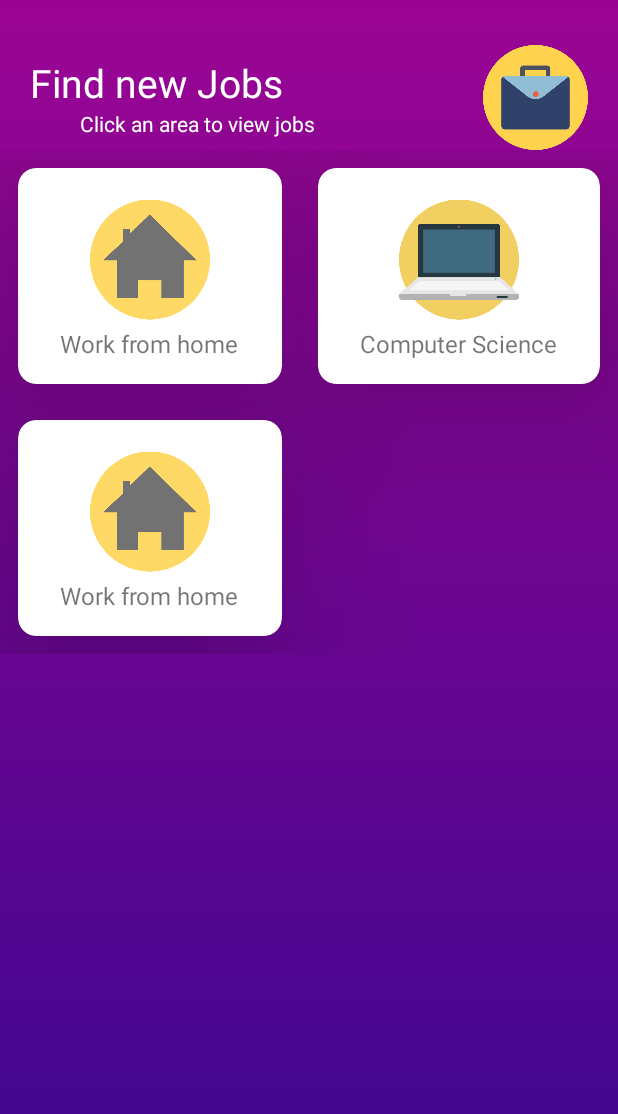
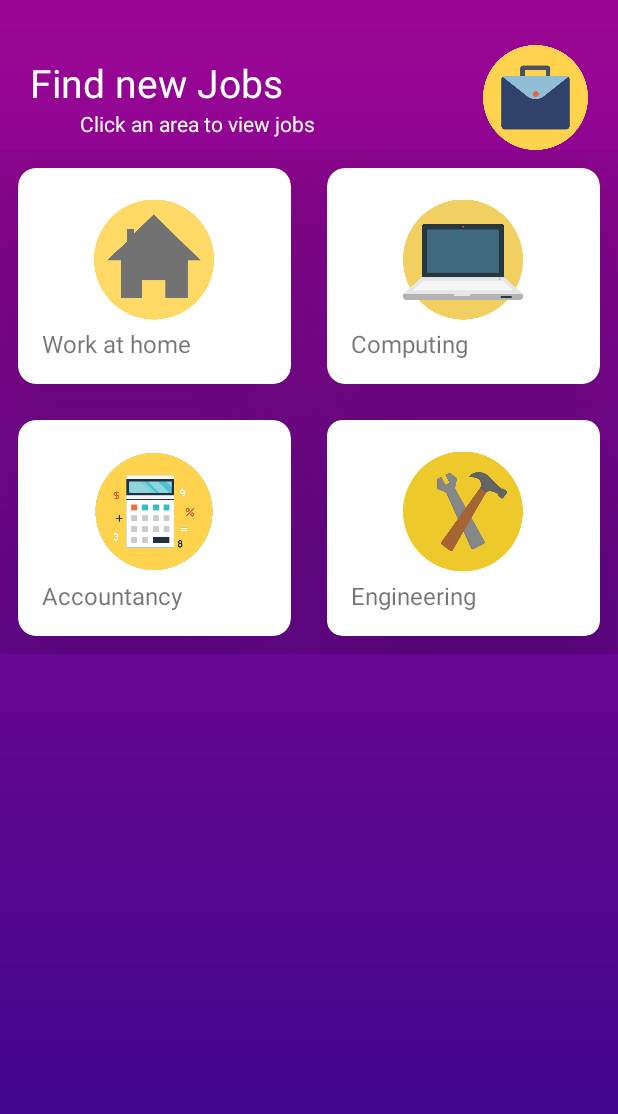
Before and after one commit to ccbury/JobListing, an Android app: the screen it shows after launch (MainActivity), on a phone screen of 412 x 824 dp. Shown: the top 1114 px of the screen. Run offline under Robolectric (Android 15) with nearby library versions, the phone set to English and light mode, and no system bars.

Commit message:
Two new buttons added. bug with width of buttons changing with text fixed

```diff
--- a/app/src/main/res/layout/activity_main.xml
+++ b/app/src/main/res/layout/activity_main.xml
@@ -1,4 +1,5 @@
 <?xml version="1.0" encoding="utf-8"?>
+<!-- Making a scroll view so that when more entrys are present. user can scroll down the llst -->
 <ScrollView
     xmlns:android="http://schemas.android.com/apk/res/android"
     xmlns:app="http://schemas.android.com/apk/res-auto"
@@ -8,10 +9,12 @@
     android:background="@drawable/background"
     tools:context=".MainActivity">
 
+    <!-- Start of linear layout for the whole page-->
     <LinearLayout
         android:orientation="vertical"
         android:layout_height="match_parent"
         android:layout_width="match_parent">
+        <!-- Create a relative layout that will contain the information at the top of the screen -->
         <RelativeLayout
             android:layout_marginTop="30dp"
             android:layout_marginLeft="20dp"
@@ -39,16 +42,17 @@
                 android:layout_width="70dp"
                 android:layout_height="70dp"/>
         </RelativeLayout>
+        <!-- End of the top of the screen layout-->
+        <!-- Begin grid layout that will contain all of the buttons for the user-->
         <GridLayout
             android:columnCount="2"
             android:rowCount="7"
             android:layout_width="match_parent"
             android:layout_height="wrap_content"
             android:columnOrderPreserved="false"
-            android:alignmentMode="alignMargins"
-            >
+            android:alignmentMode="alignMargins">
 
-
+            <!-- First entry on grid. work from home -->
             <android.support.v7.widget.CardView
                 android:layout_width="wrap_content"
                 android:layout_height="wrap_content"
@@ -60,7 +64,8 @@
                 <Button
                     android:layout_height="match_parent"
                     android:layout_width="match_parent"
-                    android:background="@null"></Button>
+                    android:background="@null"
+                    android:id="@+id/workFromHome"/>
                     <LinearLayout
                     android:orientation="vertical"
                     android:padding="16dp"
@@ -73,12 +78,14 @@
                         android:layout_height="90dp"
                         android:background="@null"/>
                     <TextView
-                        android:text="Work from home"
+                        android:text="Work at home"
                         android:textSize="16sp"
-                        android:layout_width="wrap_content"
+                        android:layout_width="match_parent"
                         android:layout_height="wrap_content"/>
                 </LinearLayout>
             </android.support.v7.widget.CardView>
+            <!-- End of Work From Home entry -->
+            <!-- Start of computing entry -->
             <android.support.v7.widget.CardView
                 android:layout_width="wrap_content"
                 android:layout_height="wrap_content"
@@ -90,7 +97,8 @@
                 <Button
                     android:layout_height="match_parent"
                     android:layout_width="match_parent"
-                    android:background="@null"></Button>
+                    android:background="@null"
+                    android:id="@+id/computerScience"/>
                 <LinearLayout
                     android:orientation="vertical"
                     android:padding="16dp"
@@ -103,14 +111,15 @@
                         android:layout_height="90dp"
                         android:background="@null"/>
                     <TextView
-                        android:text="Computer Science"
+                        android:text="Computing"
                         android:textSize="16sp"
-                        android:layout_width="wrap_content"
+                        android:layout_width="match_parent"
                         android:layout_height="wrap_content"/>
                 </LinearLayout>
             </android.support.v7.widget.CardView>
+            <!-- End of computing entry -->
 
-
+            <!-- Start of accountancy entry -->
             <android.support.v7.widget.CardView
                 android:layout_width="wrap_content"
                 android:layout_height="wrap_content"
@@ -122,7 +131,8 @@
                 <Button
                     android:layout_height="match_parent"
                     android:layout_width="match_parent"
-                    android:background="@null"></Button>
+                    android:background="@null"
+                    android:id="@+id/accountancyFinance"/>
                 <LinearLayout
                     android:orientation="vertical"
                     android:padding="16dp"
@@ -130,17 +140,52 @@
                     android:layout_height="match_parent"
                     android:layout_width="match_parent">
                     <ImageView
-                        android:src="@drawable/workathome"
+                        android:src="@drawable/accounting"
                         android:layout_width="80dp"
                         android:layout_height="90dp"
                         android:background="@null"/>
                     <TextView
-                        android:text="Work from home"
+                        android:text="Accountancy "
                         android:textSize="16sp"
-                        android:layout_width="wrap_content"
+                        android:layout_width="match_parent"
                         android:layout_height="wrap_content"/>
                 </LinearLayout>
             </android.support.v7.widget.CardView>
+            <!-- End of accountancy entry -->
+            <!-- Start of Engineering entry -->
+            <android.support.v7.widget.CardView
+                android:layout_width="wrap_content"
+                android:layout_height="wrap_content"
+                android:layout_columnWeight="1"
+                android:layout_rowWeight="1"
+                app:cardElevation="60dp"
+                app:cardCornerRadius="10dp"
+                android:layout_margin="12dp">
+                <Button
+                    android:layout_height="match_parent"
+                    android:layout_width="match_parent"
+                    android:background="@null"
+                    android:id="@+id/constructionEngineering"/>
+                <LinearLayout
+                    android:orientation="vertical"
+                    android:padding="16dp"
+                    android:gravity="center"
+                    android:layout_height="match_parent"
+                    android:layout_width="match_parent">
+                    <ImageView
+                        android:src="@drawable/construction"
+                        android:layout_width="80dp"
+                        android:layout_height="90dp"
+                        android:background="@null"/>
+                    <TextView
+                        android:text="Engineering"
+                        android:textSize="16sp"
+                        android:layout_width="match_parent"
+                        android:layout_height="wrap_content"/>
+                </LinearLayout>
+            </android.support.v7.widget.CardView>
+            <!-- End of Engineering entry -->
+
         </GridLayout>
     </LinearLayout>
 </ScrollView>
```
Also changed, not shown: app/src/main/res/drawable/accounting.png (added), app/src/main/res/drawable/construction.png (added).
